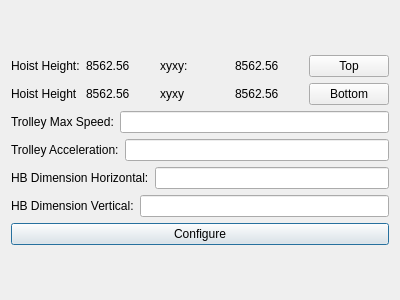
Qt form UI/settings_ui.ui (Keaton33/Camera_AS) before a commit.
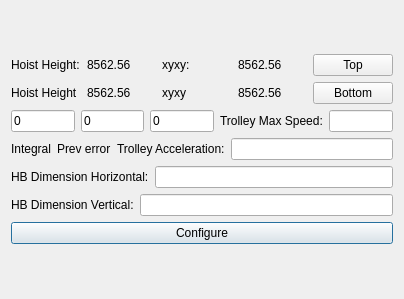
The same form after that commit.

```diff
--- a/UI/settings_ui.ui
+++ b/UI/settings_ui.ui
@@ -6,8 +6,8 @@
    <rect>
     <x>0</x>
     <y>0</y>
-    <width>400</width>
-    <height>300</height>
+    <width>404</width>
+    <height>299</height>
    </rect>
   </property>
   <property name="windowTitle">
@@ -42,6 +42,27 @@
      </item>
      <item row="1" column="0">
       <layout class="QHBoxLayout" name="horizontalLayout">
+       <item>
+        <widget class="QLineEdit" name="lineEdit_Kp">
+         <property name="text">
+          <string>0</string>
+         </property>
+        </widget>
+       </item>
+       <item>
+        <widget class="QLineEdit" name="lineEdit_Ki">
+         <property name="text">
+          <string>0</string>
+         </property>
+        </widget>
+       </item>
+       <item>
+        <widget class="QLineEdit" name="lineEdit_Kd">
+         <property name="text">
+          <string>0</string>
+         </property>
+        </widget>
+       </item>
        <item>
         <widget class="QLabel" name="label_9">
          <property name="text">
@@ -144,6 +165,20 @@
      </item>
      <item row="2" column="0">
       <layout class="QHBoxLayout" name="horizontalLayout_2">
+       <item>
+        <widget class="QLabel" name="label_integral">
+         <property name="text">
+          <string>Integral</string>
+         </property>
+        </widget>
+       </item>
+       <item>
+        <widget class="QLabel" name="label_prev_error">
+         <property name="text">
+          <string>Prev error</string>
+         </property>
+        </widget>
+       </item>
        <item>
         <widget class="QLabel" name="label_10">
          <property name="text">
```
